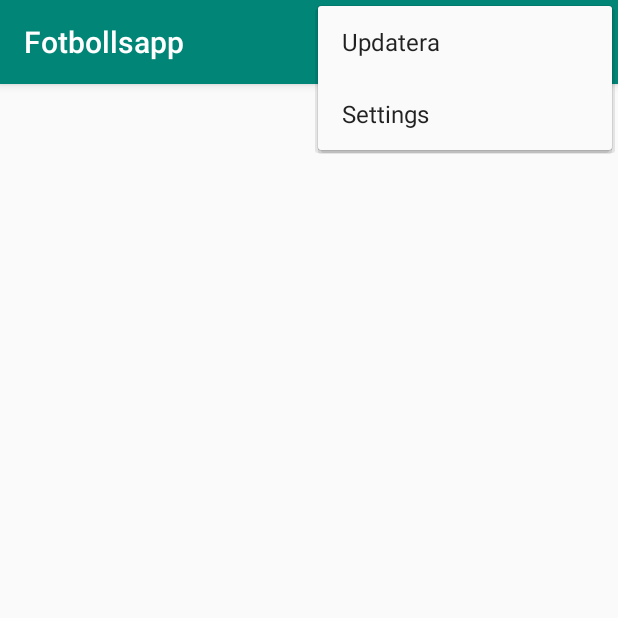
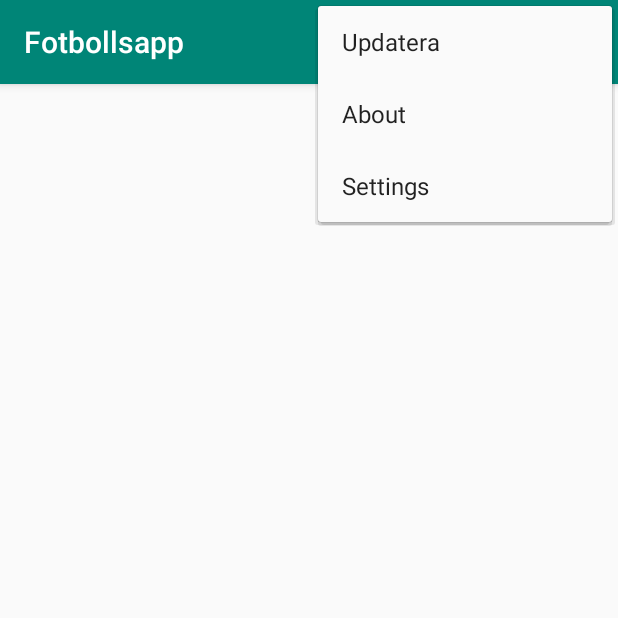
Before and after one commit to a18abuah/Fotbollsapp, an Android app: the screen it shows after launch (MainActivity), with the options menu open, on a phone screen of 412 x 824 dp, the top half of it. Run offline under Robolectric (Android 15) with nearby library versions, the light colour scheme and no system bars; 3 statements that could not run were skipped.

Commit message:
Menyn syns

```diff
--- a/app/src/main/res/menu/menu_main.xml
+++ b/app/src/main/res/menu/menu_main.xml
@@ -11,4 +11,8 @@
         android:orderInCategory="10"
         android:title="@string/action_refresh"
         app:showAsAction="never"/>
+    <item android:id="@+id/action_AboutPage"
+        android:orderInCategory="10"
+        android:title="@string/action_AboutPage"
+        app:showAsAction="never"/>
 </menu>
--- a/app/src/main/res/values/strings.xml
+++ b/app/src/main/res/values/strings.xml
@@ -2,4 +2,5 @@
     <string name="app_name" translatable="false">Fotbollsapp</string>
     <string name="action_settings" translatable="false">Settings</string>
     <string name="action_refresh" translatable="false">Updatera</string>
+    <string name="action_AboutPage" translatable="false">About</string>
 </resources>
```
